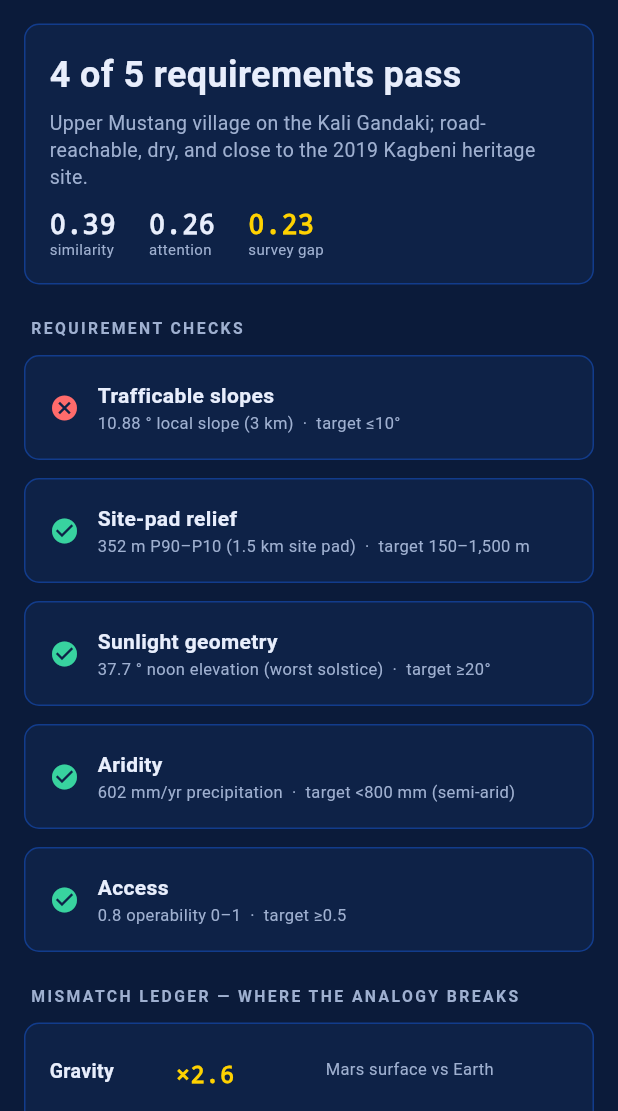
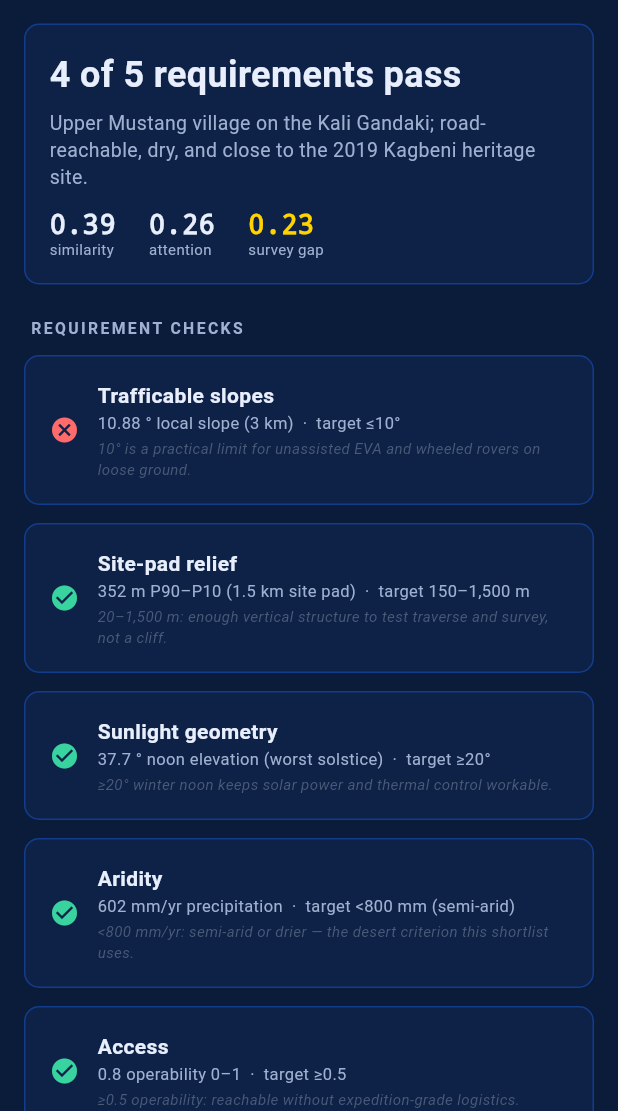
Before and after one commit to sushant-me/roamer, a Flutter app: the screen it shows after launch, after a tap on "Chhusang", on a phone screen of 412 x 824 dp, the part 125-1236 px from its top. Run offline on Flutter 3.47's test engine with Material 3 defaults, Android fonts, the phone set to English and light mode, and no system bars.

Commit message:
validity: threshold rationales + uncertainty panel on every record

```diff
--- a/lib/main.dart
+++ b/lib/main.dart
@@ -365,6 +365,13 @@ Widget _bar(double v, Color c) => ClipRRect(
 class SiteScreen extends StatelessWidget {
   final Site site;
   const SiteScreen({super.key, required this.site});
+  static const reqWhy = {
+    'trafficable_slopes': '10° is a practical limit for unassisted EVA and wheeled rovers on loose ground.',
+    'terrain_relief': '20–1,500 m: enough vertical structure to test traverse and survey, not a cliff.',
+    'sunlight': '≥20° winter noon keeps solar power and thermal control workable.',
+    'aridity': '<800 mm/yr: semi-arid or drier — the desert criterion this shortlist uses.',
+    'access': '≥0.5 operability: reachable without expedition-grade logistics.',
+  };
   static const reqLabels = {
     'trafficable_slopes': 'Trafficable slopes',
     'terrain_relief': 'Site-pad relief',
@@ -409,6 +416,8 @@ class SiteScreen extends StatelessWidget {
             Expanded(child: Column(crossAxisAlignment: CrossAxisAlignment.start, children: [
               Text(e.value, style: const TextStyle(color: kInk, fontSize: 14, fontWeight: FontWeight.w600)),
               Text('${r['value']} ${r['unit']}  ·  target ${r['threshold']}', style: const TextStyle(color: kMuted, fontSize: 11)),
+              const SizedBox(height: 2),
+              Text(reqWhy[e.key] ?? '', style: const TextStyle(color: kGrey, fontSize: 10, fontStyle: FontStyle.italic)),
             ])),
           ]));
         }),
@@ -433,6 +442,11 @@ class SiteScreen extends StatelessWidget {
         ),
         const _SectionLabel('COVERAGE — WHAT IS COMPUTED'),
         Panel(child: Wrap(spacing: 8, runSpacing: 8, children: _coverage())),
+        const _SectionLabel('UNCERTAINTY — WHERE THE NUMBER COULD MOVE'),
+        Panel(child: const Text(
+          'Ranking: stable under ±20% dimension weights (10/10 variants). Terrain: SRTM-derived 500 m grid, vertical error ~±10 m. Thermal: ERA5 air temperature, not MODIS skin temperature. Attention: an OpenAlex keyword count. 12 records is a shortlist, not a global survey — read the gap as a screening signal, not a probability.',
+          style: TextStyle(color: kMuted, fontSize: 12, height: 1.5),
+        )),
         const _SectionLabel('PROVENANCE (EVERY NUMBER TRACEABLE)'),
         Panel(child: Column(crossAxisAlignment: CrossAxisAlignment.start, children: [
           _prov('Terrain', 'AWS Terrain Tiles (Terrarium, SRTM-derived) · z12 · 500 m block-average · slope Horn'),
```
Also changed, not shown: 2 other files.
